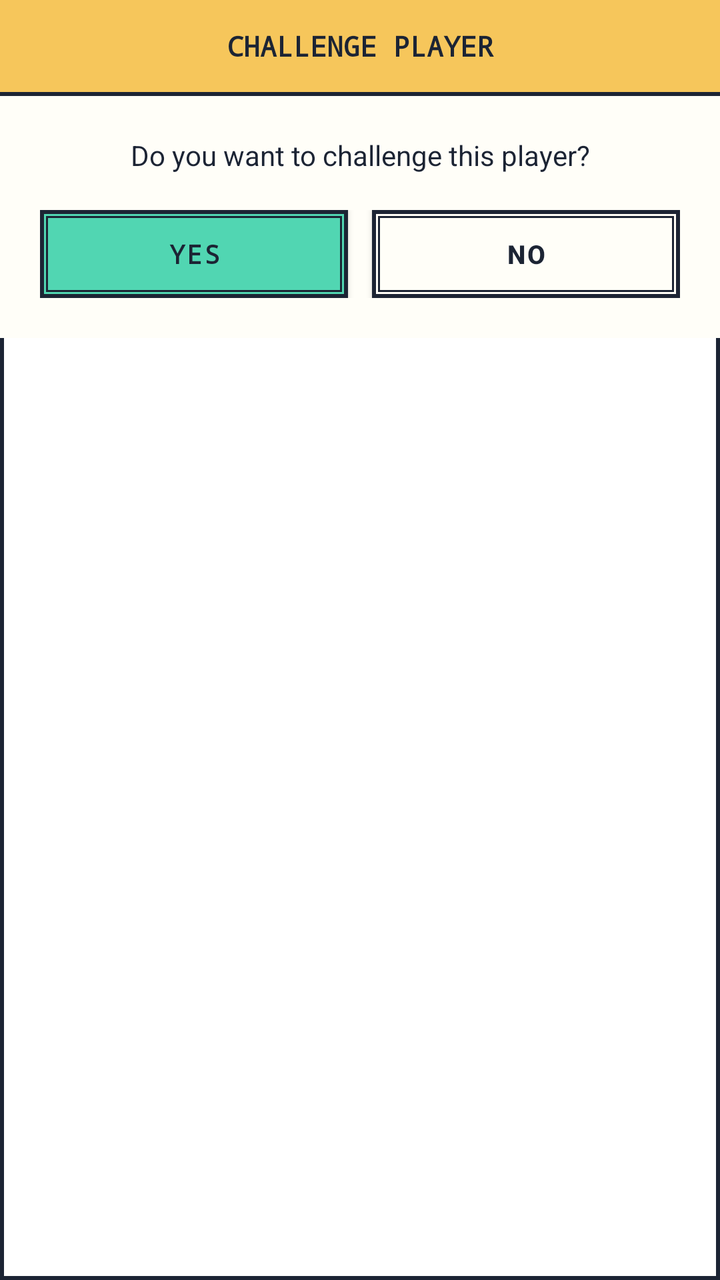
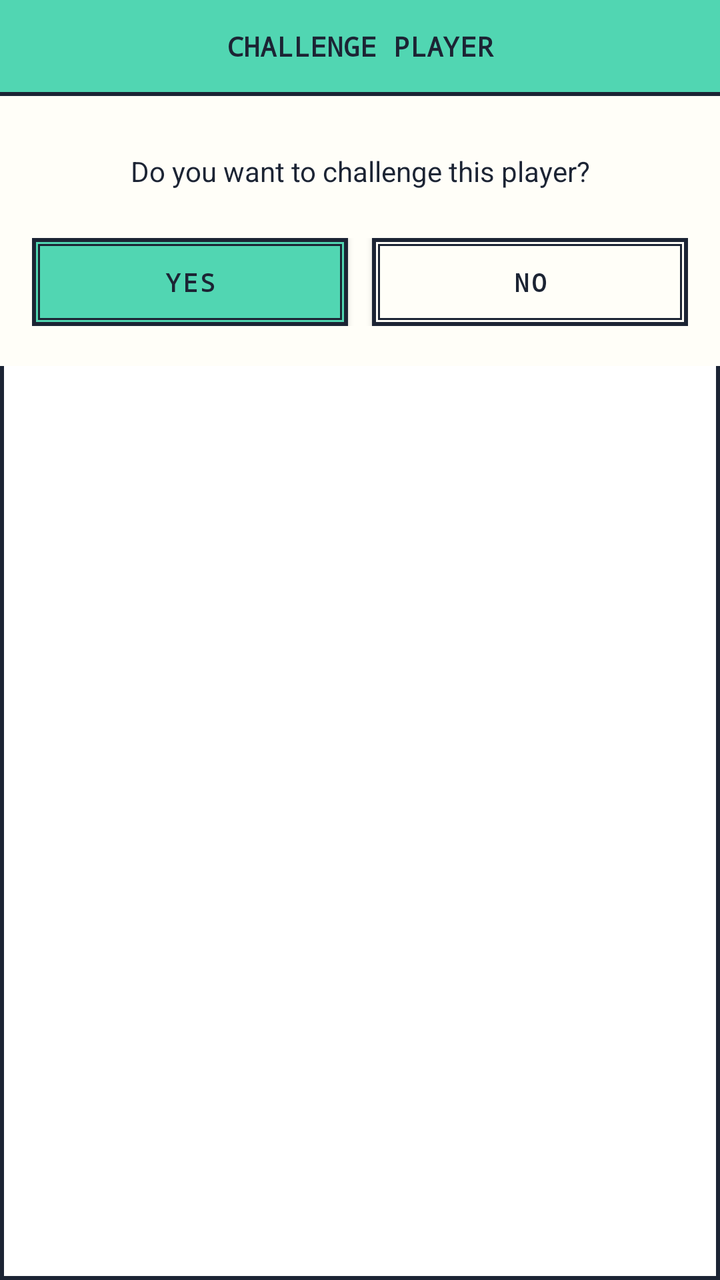

Before-and-after screenshots of an Android layout around one commit, followed by the original layout XML and the change that was made.
<!-- AndroidManifest.xml: application theme Theme.CaroGame -->
<!-- res/layout/challenge.xml -->
<?xml version="1.0" encoding="utf-8"?>
<LinearLayout xmlns:android="http://schemas.android.com/apk/res/android"
    xmlns:app="http://schemas.android.com/apk/res-auto"
    android:layout_width="330dp"
    android:layout_height="wrap_content"
    android:background="@drawable/bg_box_outline"
    android:orientation="vertical">

    <TextView
        android:id="@+id/lblTitle"
        android:layout_width="match_parent"
        android:layout_height="46dp"
        android:background="@color/kora_amber"
        android:fontFamily="monospace"
        android:gravity="center"
        android:text="CHALLENGE PLAYER"
        android:textColor="@color/kora_ink"
        android:textSize="14sp"
        android:textStyle="bold" />

    <View
        android:layout_width="match_parent"
        android:layout_height="2dp"
        android:background="@color/kora_ink" />

    <LinearLayout
        android:layout_width="match_parent"
        android:layout_height="wrap_content"
        android:background="@color/kora_cream"
        android:gravity="center_horizontal"
        android:orientation="vertical"
        android:padding="20dp">

        <TextView
            android:id="@+id/lblMessage"
            android:layout_width="match_parent"
            android:layout_height="wrap_content"
            android:gravity="center"
            android:lineSpacingExtra="4dp"
            android:text="Do you want to challenge this player?"
            android:textColor="@color/kora_ink"
            android:textSize="14sp" />

        <TextView
            android:id="@+id/lblTimer"
            android:layout_width="140dp"
            android:layout_height="46dp"
            android:layout_marginTop="14dp"
            android:background="@color/kora_navy_timer"
            android:fontFamily="monospace"
            android:gravity="center"
            android:text="02:00"
            android:textColor="@color/kora_surface"
            android:textSize="20sp"
            android:textStyle="bold"
            android:visibility="gone" />

        <LinearLayout
            android:id="@+id/rowYesNo"
            android:layout_width="match_parent"
            android:layout_height="wrap_content"
            android:layout_marginTop="18dp"
            android:orientation="horizontal">

            <Button
                android:id="@+id/btnYes"
                android:layout_width="0dp"
                android:layout_height="44dp"
                android:layout_marginEnd="6dp"
                android:layout_weight="1"
                android:background="@drawable/bg_btn_mint"
                android:fontFamily="monospace"
                android:text="YES"
                android:textColor="@color/kora_ink"
                android:textSize="13sp"
                android:textStyle="bold"
                app:backgroundTint="@null" />

            <Button
                android:id="@+id/btnNo"
                android:layout_width="0dp"
                android:layout_height="44dp"
                android:layout_marginStart="6dp"
                android:layout_weight="1"
                android:background="@drawable/bg_btn_cream"
                android:text="NO"
                android:textColor="@color/kora_ink"
                android:textSize="13sp"
                android:textStyle="bold"
                app:backgroundTint="@null" />
        </LinearLayout>

        <Button
            android:id="@+id/btnChallengeAgain"
            android:layout_width="match_parent"
            android:layout_height="44dp"
            android:layout_marginTop="14dp"
            android:background="@drawable/bg_btn_mint"
            android:fontFamily="monospace"
            android:text="CHALLENGE AGAIN"
            android:textColor="@color/kora_ink"
            android:textSize="13sp"
            android:textStyle="bold"
            android:visibility="gone"
            app:backgroundTint="@null" />

        <Button
            android:id="@+id/btnCancel"
            android:layout_width="match_parent"
            android:layout_height="44dp"
            android:layout_marginTop="10dp"
            android:background="@drawable/bg_btn_blush"
            android:fontFamily="monospace"
            android:text="CANCEL"
            android:textColor="@color/kora_ink"
            android:textSize="13sp"
            android:textStyle="bold"
            android:visibility="gone"
            app:backgroundTint="@null" />

    </LinearLayout>
</LinearLayout>
<!-- resources referenced by this layout -->
<resources>
  <color name="kora_amber">#F6C65B</color>
  <color name="kora_cream">#FFFEF8</color>
  <color name="kora_ink">#1C2434</color>
  <color name="kora_navy_timer">#1C2434</color>
  <color name="kora_surface">#FFFFFF</color>
  <!-- drawable bg_box_outline (drawable) -->
  <?xml version="1.0" encoding="utf-8"?>
  <shape xmlns:android="http://schemas.android.com/apk/res/android" android:shape="rectangle">
      <solid android:color="@color/kora_surface" />
      <stroke android:width="2dp" android:color="@color/kora_ink" />
  </shape>
  <!-- drawable bg_btn_blush (drawable) -->
  <?xml version="1.0" encoding="utf-8"?>
  <layer-list xmlns:android="http://schemas.android.com/apk/res/android">
      <item>
          <shape android:shape="rectangle">
              <solid android:color="@color/kora_blush" />
              <stroke android:width="2dp" android:color="@color/kora_ink" />
          </shape>
      </item>
      <item android:left="3dp" android:top="3dp" android:right="3dp" android:bottom="3dp">
          <shape android:shape="rectangle">
              <solid android:color="@color/kora_blush" />
              <stroke android:width="1dp" android:color="@color/kora_ink" />
          </shape>
      </item>
  </layer-list>
  <!-- drawable bg_btn_cream (drawable) -->
  <?xml version="1.0" encoding="utf-8"?>
  <layer-list xmlns:android="http://schemas.android.com/apk/res/android">
      <item>
          <shape android:shape="rectangle">
              <solid android:color="@color/kora_cream" />
              <stroke android:width="2dp" android:color="@color/kora_ink" />
          </shape>
      </item>
      <item android:left="3dp" android:top="3dp" android:right="3dp" android:bottom="3dp">
          <shape android:shape="rectangle">
              <solid android:color="@color/kora_cream" />
              <stroke android:width="1dp" android:color="@color/kora_ink" />
          </shape>
      </item>
  </layer-list>
  <!-- drawable bg_btn_mint (drawable) -->
  <?xml version="1.0" encoding="utf-8"?>
  <layer-list xmlns:android="http://schemas.android.com/apk/res/android">
      <item>
          <shape android:shape="rectangle">
              <solid android:color="@color/kora_mint" />
              <stroke android:width="2dp" android:color="@color/kora_ink" />
          </shape>
      </item>
      <item android:left="3dp" android:top="3dp" android:right="3dp" android:bottom="3dp">
          <shape android:shape="rectangle">
              <solid android:color="@color/kora_mint" />
              <stroke android:width="1dp" android:color="@color/kora_ink" />
          </shape>
      </item>
  </layer-list>
  <style name="Theme.CaroGame" parent="Theme.MaterialComponents.Light.NoActionBar">
          <item name="colorPrimary">@color/kora_ink</item>
          <item name="colorPrimaryVariant">@color/kora_navy_timer</item>
          <item name="colorOnPrimary">@color/kora_surface</item>
          <item name="colorSecondary">@color/kora_mint</item>
          <item name="android:statusBarColor">@color/kora_ink</item>
          <item name="android:windowBackground">@color/kora_bg</item>
      </style>
  <color name="kora_blush">#FFE6E2</color>
  <color name="kora_mint">#51D6B2</color>
  <color name="kora_bg">#FFFFFF</color>
</resources>

<!-- the commit's change to res/layout/challenge.xml (unified diff, before → after) -->
@@ -1,7 +1,7 @@
 <?xml version="1.0" encoding="utf-8"?>
 <LinearLayout xmlns:android="http://schemas.android.com/apk/res/android"
     xmlns:app="http://schemas.android.com/apk/res-auto"
-    android:layout_width="330dp"
+    android:layout_width="match_parent"
     android:layout_height="wrap_content"
     android:background="@drawable/bg_box_outline"
     android:orientation="vertical">
@@ -10,12 +10,13 @@
         android:id="@+id/lblTitle"
         android:layout_width="match_parent"
         android:layout_height="46dp"
-        android:background="@color/kora_amber"
+        android:background="@color/kora_mint"
         android:fontFamily="monospace"
         android:gravity="center"
+        android:paddingHorizontal="8dp"
         android:text="CHALLENGE PLAYER"
         android:textColor="@color/kora_ink"
-        android:textSize="14sp"
+        android:textSize="13.5sp"
         android:textStyle="bold" />
 
     <View
@@ -29,12 +30,14 @@
         android:background="@color/kora_cream"
         android:gravity="center_horizontal"
         android:orientation="vertical"
-        android:padding="20dp">
+        android:paddingHorizontal="16dp"
+        android:paddingVertical="20dp">
 
         <TextView
             android:id="@+id/lblMessage"
             android:layout_width="match_parent"
             android:layout_height="wrap_content"
+            android:layout_marginVertical="8dp"
             android:gravity="center"
             android:lineSpacingExtra="4dp"
             android:text="Do you want to challenge this player?"
@@ -43,15 +46,15 @@
 
         <TextView
             android:id="@+id/lblTimer"
-            android:layout_width="140dp"
-            android:layout_height="46dp"
-            android:layout_marginTop="14dp"
+            android:layout_width="210dp"
+            android:layout_height="48dp"
+            android:layout_marginTop="10dp"
             android:background="@color/kora_navy_timer"
             android:fontFamily="monospace"
             android:gravity="center"
             android:text="02:00"
             android:textColor="@color/kora_surface"
-            android:textSize="20sp"
+            android:textSize="21sp"
             android:textStyle="bold"
             android:visibility="gone" />
 
@@ -59,7 +62,7 @@
             android:id="@+id/rowYesNo"
             android:layout_width="match_parent"
             android:layout_height="wrap_content"
-            android:layout_marginTop="18dp"
+            android:layout_marginTop="16dp"
             android:orientation="horizontal">
 
             <Button
@@ -70,9 +73,10 @@
                 android:layout_weight="1"
                 android:background="@drawable/bg_btn_mint"
                 android:fontFamily="monospace"
+                android:minWidth="0dp"
                 android:text="YES"
                 android:textColor="@color/kora_ink"
-                android:textSize="13sp"
+                android:textSize="12.5sp"
                 android:textStyle="bold"
                 app:backgroundTint="@null" />
 
@@ -83,40 +87,59 @@
                 android:layout_marginStart="6dp"
                 android:layout_weight="1"
                 android:background="@drawable/bg_btn_cream"
+                android:fontFamily="monospace"
+                android:minWidth="0dp"
                 android:text="NO"
                 android:textColor="@color/kora_ink"
-                android:textSize="13sp"
+                android:textSize="12.5sp"
                 android:textStyle="bold"
                 app:backgroundTint="@null" />
         </LinearLayout>
 
-        <Button
-            android:id="@+id/btnChallengeAgain"
+        <LinearLayout
+            android:id="@+id/rowBottomActions"
             android:layout_width="match_parent"
-            android:layout_height="44dp"
-            android:layout_marginTop="14dp"
-            android:background="@drawable/bg_btn_mint"
-            android:fontFamily="monospace"
-            android:text="CHALLENGE AGAIN"
-            android:textColor="@color/kora_ink"
-            android:textSize="13sp"
-            android:textStyle="bold"
-            android:visibility="gone"
-            app:backgroundTint="@null" />
+            android:layout_height="wrap_content"
+            android:layout_marginTop="16dp"
+            android:gravity="center"
+            android:orientation="horizontal"
+            android:visibility="gone">
 
-        <Button
-            android:id="@+id/btnCancel"
-            android:layout_width="match_parent"
-            android:layout_height="44dp"
-            android:layout_marginTop="10dp"
-            android:background="@drawable/bg_btn_blush"
-            android:fontFamily="monospace"
-            android:text="CANCEL"
-            android:textColor="@color/kora_ink"
-            android:textSize="13sp"
-            android:textStyle="bold"
-            android:visibility="gone"
-            app:backgroundTint="@null" />
+            <Button
+                android:id="@+id/btnChallengeAgain"
+                android:layout_width="0dp"
+                android:layout_height="44dp"
+                android:layout_marginEnd="6dp"
+                android:layout_weight="1"
+                android:background="@drawable/bg_btn_mint"
+                android:fontFamily="monospace"
+                android:maxLines="1"
+                android:minWidth="0dp"
+                android:paddingHorizontal="4dp"
+                android:singleLine="true"
+                android:text="CHALLENGE AGAIN"
+                android:textColor="@color/kora_ink"
+                android:textSize="11sp"
+                android:textStyle="bold"
+                android:visibility="gone"
+                app:backgroundTint="@null" />
+
+            <Button
+                android:id="@+id/btnCancel"
+                android:layout_width="160dp"
+                android:layout_height="44dp"
+                android:background="@drawable/bg_btn_blush"
+                android:fontFamily="monospace"
+                android:maxLines="1"
+                android:minWidth="0dp"
+                android:paddingHorizontal="6dp"
+                android:singleLine="true"
+                android:text="CANCEL"
+                android:textColor="@color/kora_ink"
+                android:textSize="12sp"
+                android:textStyle="bold"
+                app:backgroundTint="@null" />
+        </LinearLayout>
 
     </LinearLayout>
 </LinearLayout>
<!-- resource entries referenced after the edit -->
@@ -1,6 +1,5 @@
 <!-- resources referenced by this layout -->
 <resources>
-  <color name="kora_amber">#F6C65B</color>
   <color name="kora_cream">#FFFEF8</color>
   <color name="kora_ink">#1C2434</color>
   <color name="kora_navy_timer">#1C2434</color>
